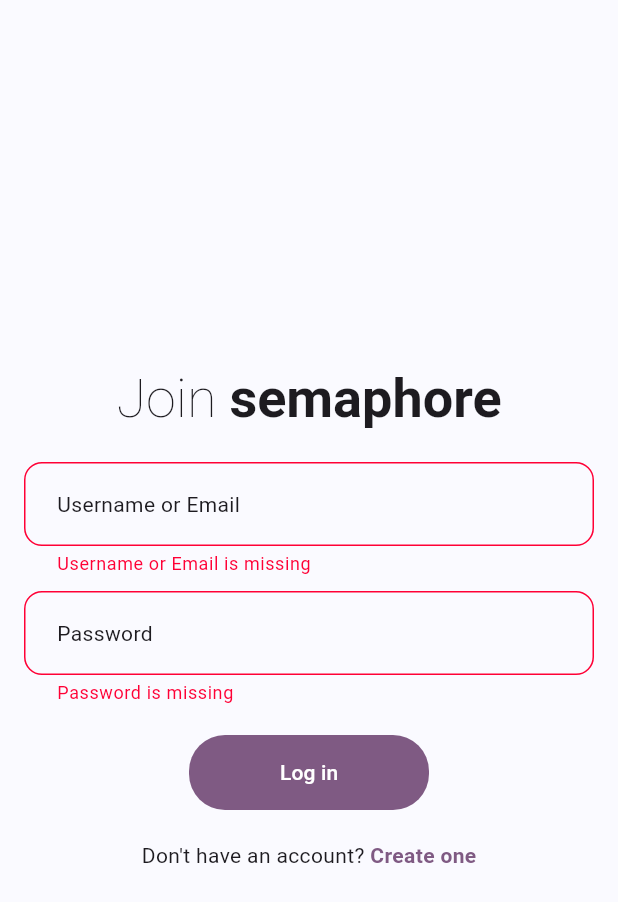
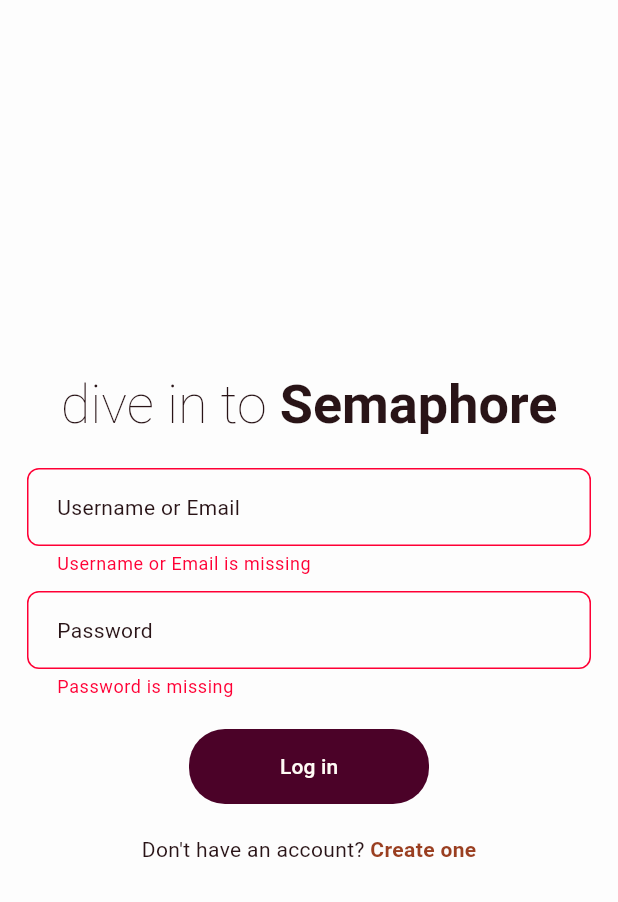
Before and after one commit to araaavind/semaphore, a Flutter app: the screen it shows after launch, after a tap on "Log in", on a phone screen of 412 x 824 dp. Shown: the top 902 px of the screen. Run offline on Flutter 3.47's test engine with Material 3 defaults, Android fonts, the phone set to English and light mode, and no system bars; our stand-ins replace adaptive_theme, dio, flutter_bloc, fpdart, get_it, shared_preferences.

Commit message:
app: updated color scheme, UI look and feel

```diff
--- a/app/lib/core/common/widgets/button.dart
+++ b/app/lib/core/common/widgets/button.dart
@@ -27,7 +27,7 @@ class Button extends StatelessWidget {
     return Container(
       decoration: BoxDecoration(
         color: backgroundColor ?? context.theme.colorScheme.primary,
-        borderRadius: BorderRadius.circular(UIConstants.buttonRadius),
+        borderRadius: BorderRadius.circular(UIConstants.buttonBorderRadius),
       ),
       child: ElevatedButton(
         style: ElevatedButton.styleFrom(
--- a/app/lib/core/constants/ui_constants.dart
+++ b/app/lib/core/constants/ui_constants.dart
@@ -1,6 +1,6 @@
 abstract class UIConstants {
-  static const borderRadius = 12.0;
-  static const buttonRadius = 24.0;
-  static const elementPadding = 18.0;
-  static const pagePadding = 16.0;
+  static const inputBorderRadius = 8.0;
+  static const buttonBorderRadius = 24.0;
+  static const elementPadding = 16.0;
+  static const pagePadding = 18.0;
 }
--- /dev/null
+++ b/app/lib/core/theme/app_color_scheme.dart
@@ -0,0 +1,44 @@
+import 'package:app/core/theme/app_palette.dart';
+import 'package:flutter/material.dart';
+
+class AppColorScheme {
+  static ColorScheme lightColorScheme = const ColorScheme(
+    brightness: Brightness.light,
+    primary: AppPalette.primary,
+    onPrimary: AppPalette.onPrimary,
+    secondary: AppPalette.secondary,
+    onSecondary: AppPalette.onSecondary,
+    tertiary: AppPalette.tertiary,
+    onTertiary: AppPalette.onTertiary,
+    error: AppPalette.error,
+    onError: AppPalette.onError,
+    surface: AppPalette.surface,
+    onSurface: AppPalette.onSurface,
+    surfaceContainer: AppPalette.surfaceContainer,
+    surfaceContainerLow: AppPalette.surfaceContainerLow,
+    surfaceContainerLowest: AppPalette.surfaceContainerLowest,
+    surfaceContainerHigh: AppPalette.surfaceContainerHigh,
+    surfaceContainerHighest: AppPalette.surfaceContainerHighest,
+    outline: AppPalette.outline,
+  );
+
+  static ColorScheme darkColorScheme = const ColorScheme(
+    brightness: Brightness.dark,
+    primary: AppPalette.primaryDark,
+    onPrimary: AppPalette.onPrimaryDark,
+    secondary: AppPalette.secondaryDark,
+    onSecondary: AppPalette.onSecondaryDark,
+    tertiary: AppPalette.tertiaryDark,
+    onTertiary: AppPalette.onTertiaryDark,
+    error: AppPalette.errorDark,
+    onError: AppPalette.onErrorDark,
+    surface: AppPalette.surfaceDark,
+    onSurface: AppPalette.onSurfaceDark,
+    surfaceContainer: AppPalette.surfaceContainerDark,
+    surfaceContainerLow: AppPalette.surfaceContainerLowDark,
+    surfaceContainerLowest: AppPalette.surfaceContainerLowestDark,
+    surfaceContainerHigh: AppPalette.surfaceContainerHighDark,
+    surfaceContainerHighest: AppPalette.surfaceContainerHighestDark,
+    outline: AppPalette.outlineDark,
+  );
+}
--- a/app/lib/core/theme/app_palette.dart
+++ b/app/lib/core/theme/app_palette.dart
@@ -1,23 +1,27 @@
 import 'package:flutter/material.dart';
 
 abstract class AppPalette {
-  // Red
-  static const primary = Color(0xFF7F5A83);
-  static const primaryDark = Color(0xFF644467);
-  static const onPrimary = Colors.white;
-  static const onPrimaryDark = Colors.white;
-  static const secondary = Color(0xFFE6C3ED);
-  static const secondaryDark = Color(0xFFC092C9);
-  static const onSecondary = Colors.black;
-  static const onSecondaryDark = Colors.black;
-  static const tertiary = Color(0xFFCBF416);
-  static const tertiaryDark = Color(0xFFE4FF6B);
-  static const onTertiary = Colors.black;
-  static const onTertiaryDark = Colors.black;
-  static const surface = Color(0xFFFAFAFF);
-  static const surfaceDark = Color(0xFF080808);
-  static const onSurface = Colors.black;
-  static const onSurfaceDark = Colors.white;
+  static const primary = Color.fromARGB(255, 75, 2, 40);
+  static const primaryDark = Color.fromARGB(255, 248, 180, 175);
+  static const onPrimary = Color.fromARGB(255, 255, 251, 245);
+  static const onPrimaryDark = Color.fromARGB(255, 19, 1, 4);
+  static const secondary = Color.fromARGB(255, 154, 63, 33);
+  static const secondaryDark = Color.fromARGB(255, 248, 216, 175);
+  static const onSecondary = Color.fromARGB(255, 255, 247, 238);
+  static const onSecondaryDark = Color.fromARGB(255, 24, 10, 6);
+  static const tertiary = Color.fromARGB(255, 40, 75, 2);
+  static const tertiaryDark = Color.fromARGB(255, 243, 248, 175);
+  static const onTertiary = Color.fromARGB(255, 254, 255, 239);
+  static const onTertiaryDark = Color.fromARGB(255, 14, 20, 8);
+  static const surface = Color.fromARGB(255, 253, 253, 253);
+  static const surfaceDark = Color.fromARGB(255, 8, 8, 8);
+  static const onSurface = Color.fromARGB(255, 41, 20, 23);
+  static const onSurfaceDark = Color.fromARGB(255, 246, 238, 227);
+  static const error = Color.fromARGB(255, 255, 0, 53);
+  static const errorDark = Color.fromARGB(255, 153, 34, 58);
+  static const onError = Colors.white;
+  static const onErrorDark = Colors.white;
+  // Need to finalize colors for properties below
   static const surfaceContainerLowest = Color(0xFFE6FDFF);
   static const surfaceContainerLowestDark = Color(0xFF25364C);
   static const surfaceContainerLow = Color(0xFFDAFDFF);
@@ -28,10 +32,6 @@ abstract class AppPalette {
   static const surfaceContainerHighDark = Color(0xFF446083);
   static const surfaceContainerHighest = Color(0xFFAFFAFF);
   static const surfaceContainerHighestDark = Color(0xFF5275A0);
-  static const error = Color(0xFFFF0035);
-  static const errorDark = Color(0xFFFF0035);
-  static const onError = Colors.white;
-  static const onErrorDark = Colors.white;
   static const outline = Color(0xFFABABAB);
   static const outlineDark = Color(0xFF3D3D3D);
 
--- /dev/null
+++ b/app/lib/core/theme/app_text_theme.dart
@@ -0,0 +1,34 @@
+import 'package:app/core/theme/app_color_scheme.dart';
+import 'package:flutter/material.dart';
+
+class AppTextTheme {
+  static TextTheme lightTextTheme = _newTextTheme().apply(
+    displayColor: AppColorScheme.lightColorScheme.onSurface,
+    bodyColor: AppColorScheme.lightColorScheme.onSurface,
+  );
+
+  static TextTheme darkTextTheme = _newTextTheme().apply(
+    displayColor: AppColorScheme.darkColorScheme.onSurface,
+    bodyColor: AppColorScheme.darkColorScheme.onSurface,
+  );
+}
+
+TextTheme _newTextTheme() {
+  return const TextTheme(
+    bodyLarge: TextStyle(),
+    bodyMedium: TextStyle(),
+    bodySmall: TextStyle(),
+    displayLarge: TextStyle(),
+    displayMedium: TextStyle(),
+    displaySmall: TextStyle(),
+    headlineLarge: TextStyle(),
+    headlineMedium: TextStyle(),
+    headlineSmall: TextStyle(),
+    titleLarge: TextStyle(),
+    titleMedium: TextStyle(),
+    titleSmall: TextStyle(),
+    labelLarge: TextStyle(),
+    labelMedium: TextStyle(),
+    labelSmall: TextStyle(),
+  );
+}
--- a/app/lib/core/theme/app_theme.dart
+++ b/app/lib/core/theme/app_theme.dart
@@ -1,4 +1,6 @@
 import 'package:app/core/constants/ui_constants.dart';
+import 'package:app/core/theme/app_color_scheme.dart';
+import 'package:app/core/theme/app_text_theme.dart';
 import 'package:app/core/theme/theme.dart';
 import 'package:flutter/material.dart';
 
@@ -8,78 +10,47 @@ extension ThemeGetter on BuildContext {
 }
 
 class AppTheme {
-  static _border([Color color = AppPalette.outline]) => OutlineInputBorder(
+  static _border({Color color = AppPalette.outline, double width = 1}) =>
+      OutlineInputBorder(
         borderSide: BorderSide(
           color: color,
-          width: 1,
+          width: width,
         ),
-        borderRadius: BorderRadius.circular(UIConstants.borderRadius),
+        borderRadius: BorderRadius.circular(UIConstants.inputBorderRadius),
       );
 
   static final light = ThemeData.light(
     useMaterial3: true,
   ).copyWith(
-    colorScheme: lightColorScheme,
-    scaffoldBackgroundColor: lightColorScheme.surface,
+    colorScheme: AppColorScheme.lightColorScheme,
+    scaffoldBackgroundColor: AppColorScheme.lightColorScheme.surface,
     inputDecorationTheme: InputDecorationTheme(
       contentPadding: const EdgeInsets.all(UIConstants.elementPadding),
-      border: _border(lightColorScheme.outline),
-      enabledBorder: _border(lightColorScheme.outline),
-      focusedBorder: _border(lightColorScheme.primary),
-      errorBorder: _border(lightColorScheme.error),
+      border: _border(color: AppColorScheme.lightColorScheme.outline),
+      enabledBorder: _border(color: AppColorScheme.lightColorScheme.outline),
+      focusedBorder: _border(
+        color: AppColorScheme.lightColorScheme.secondary,
+        width: 2,
+      ),
+      errorBorder: _border(color: AppColorScheme.lightColorScheme.error),
     ),
+    textTheme: AppTextTheme.lightTextTheme,
   );
   static final dark = ThemeData.dark(
     useMaterial3: true,
   ).copyWith(
-    colorScheme: darkColorScheme,
-    scaffoldBackgroundColor: darkColorScheme.surface,
+    colorScheme: AppColorScheme.darkColorScheme,
+    scaffoldBackgroundColor: AppColorScheme.darkColorScheme.surface,
     inputDecorationTheme: InputDecorationTheme(
       contentPadding: const EdgeInsets.all(UIConstants.elementPadding),
-      border: _border(darkColorScheme.outline),
-      enabledBorder: _border(darkColorScheme.outline),
-      focusedBorder: _border(darkColorScheme.primary),
-      errorBorder: _border(darkColorScheme.error),
+      border: _border(color: AppColorScheme.darkColorScheme.outline),
+      enabledBorder: _border(color: AppColorScheme.darkColorScheme.outline),
+      focusedBorder: _border(
+        color: AppColorScheme.darkColorScheme.secondary,
+        width: 2,
+      ),
+      errorBorder: _border(color: AppColorScheme.darkColorScheme.error),
     ),
-  );
-
-  static ColorScheme lightColorScheme = const ColorScheme(
-    brightness: Brightness.light,
-    primary: AppPalette.primary,
-    onPrimary: AppPalette.onPrimary,
-    secondary: AppPalette.secondary,
-    onSecondary: AppPalette.onSecondary,
-    tertiary: AppPalette.tertiary,
-    onTertiary: AppPalette.onTertiary,
-    error: AppPalette.error,
-    onError: AppPalette.onError,
-    surface: AppPalette.surface,
-    onSurface: AppPalette.onSurface,
-    surfaceContainer: AppPalette.surfaceContainer,
-    surfaceContainerLow: AppPalette.surfaceContainerLow,
-    surfaceContainerLowest: AppPalette.surfaceContainerLowest,
-    surfaceContainerHigh: AppPalette.surfaceContainerHigh,
-    surfaceContainerHighest: AppPalette.surfaceContainerHighest,
-    outline: AppPalette.outline,
-  );
-
-  static ColorScheme darkColorScheme = const ColorScheme(
-    brightness: Brightness.dark,
-    primary: AppPalette.primaryDark,
-    onPrimary: AppPalette.onPrimaryDark,
-    secondary: AppPalette.secondaryDark,
-    onSecondary: AppPalette.onSecondaryDark,
-    tertiary: AppPalette.tertiaryDark,
-    onTertiary: AppPalette.onTertiaryDark,
-    error: AppPalette.errorDark,
-    onError: AppPalette.onErrorDark,
-    surface: AppPalette.surfaceDark,
-    onSurface: AppPalette.onSurfaceDark,
-    surfaceContainer: AppPalette.surfaceContainerDark,
-    surfaceContainerLow: AppPalette.surfaceContainerLowDark,
-    surfaceContainerLowest: AppPalette.surfaceContainerLowestDark,
-    surfaceContainerHigh: AppPalette.surfaceContainerHighDark,
-    surfaceContainerHighest: AppPalette.surfaceContainerHighestDark,
-    outline: AppPalette.outlineDark,
+    textTheme: AppTextTheme.darkTextTheme,
   );
 }
--- a/app/lib/features/auth/presentation/pages/login_page.dart
+++ b/app/lib/features/auth/presentation/pages/login_page.dart
@@ -58,13 +58,13 @@ class _LoginPageState extends State<LoginPage> {
                 children: [
                   RichText(
                     text: TextSpan(
-                      text: 'Join ',
+                      text: 'dive in to ',
                       style: context.theme.textTheme.displaySmall?.copyWith(
                         fontWeight: FontWeight.w100,
                       ),
                       children: [
                         TextSpan(
-                          text: 'semaphore',
+                          text: 'Semaphore',
                           style: context.theme.textTheme.displaySmall?.copyWith(
                             fontWeight: FontWeight.w700,
                           ),
@@ -117,7 +117,7 @@ class _LoginPageState extends State<LoginPage> {
                             text: 'Create one',
                             style: context.theme.textTheme.bodyMedium?.copyWith(
                               fontWeight: FontWeight.bold,
-                              color: context.theme.colorScheme.primary,
+                              color: context.theme.colorScheme.secondary,
                             ),
                           ),
                         ],
--- a/app/lib/features/auth/presentation/pages/signup_page.dart
+++ b/app/lib/features/auth/presentation/pages/signup_page.dart
@@ -61,13 +61,13 @@ class _SignupPageState extends State<SignupPage> {
                 children: [
                   RichText(
                     text: TextSpan(
-                      text: 'Join ',
+                      text: 'join ',
                       style: context.theme.textTheme.displaySmall?.copyWith(
                         fontWeight: FontWeight.w100,
                       ),
                       children: [
                         TextSpan(
-                          text: 'semaphore',
+                          text: 'Semaphore',
                           style: context.theme.textTheme.displaySmall?.copyWith(
                             fontWeight: FontWeight.w700,
                           ),
@@ -131,7 +131,7 @@ class _SignupPageState extends State<SignupPage> {
                             text: 'Log in',
                             style: context.theme.textTheme.bodyMedium?.copyWith(
                               fontWeight: FontWeight.bold,
-                              color: context.theme.colorScheme.primary,
+                              color: context.theme.colorScheme.secondary,
                             ),
                           ),
                         ],
```
